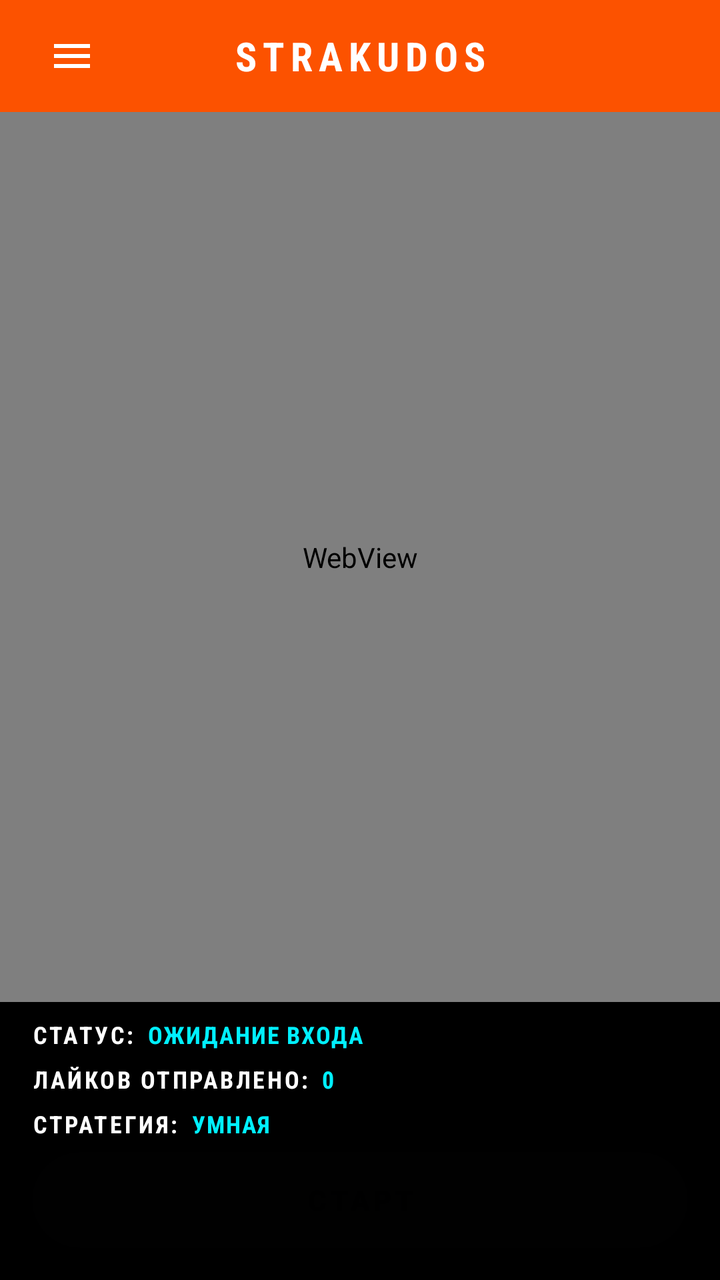
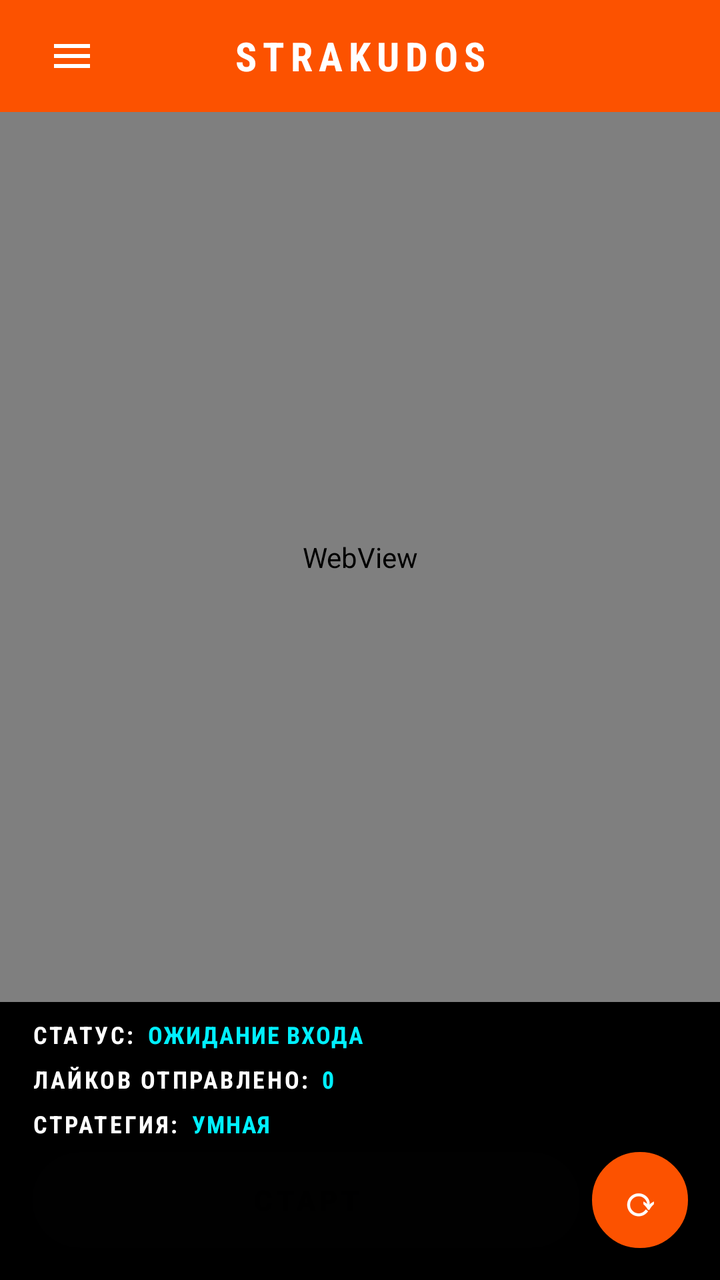

The first picture is an Android layout as it rendered before a commit; the second is the same layout after the commit. The layout source and the unified diff follow.
<!-- AndroidManifest.xml: application theme Theme.StravaKudos -->
<!-- res/layout/activity_main.xml -->
<?xml version="1.0" encoding="utf-8"?>
<androidx.drawerlayout.widget.DrawerLayout
    xmlns:android="http://schemas.android.com/apk/res/android"
    xmlns:app="http://schemas.android.com/apk/res-auto"
    android:id="@+id/drawerLayout"
    android:layout_width="match_parent"
    android:layout_height="match_parent"
    android:background="#000000">

    
    <LinearLayout
        android:layout_width="match_parent"
        android:layout_height="match_parent"
        android:orientation="vertical"
        android:background="#000000">

        
        <LinearLayout
            android:layout_width="match_parent"
            android:layout_height="56dp"
            android:orientation="horizontal"
            android:gravity="center_vertical"
            android:background="#FC5200"
            android:paddingStart="16dp"
            android:paddingEnd="16dp">

            <ImageButton
                android:id="@+id/btnMenu"
                android:layout_width="40dp"
                android:layout_height="40dp"
                android:background="?android:attr/selectableItemBackgroundBorderless"
                android:src="@drawable/ic_menu"
                android:tint="#FFFFFF"
                android:padding="8dp" />

            <TextView
                android:layout_width="0dp"
                android:layout_height="wrap_content"
                android:layout_weight="1"
                android:text="STRAKUDOS"
                android:textColor="#FFFFFF"
                android:textStyle="bold"
                android:textSize="20sp"
                android:gravity="center"
                android:fontFamily="sans-serif-condensed"
                android:letterSpacing="0.15" />

            <View
                android:layout_width="40dp"
                android:layout_height="40dp" />
        </LinearLayout>

        
        <LinearLayout
            android:layout_width="match_parent"
            android:layout_height="0dp"
            android:layout_weight="1"
            android:orientation="vertical">

        
        <FrameLayout
            android:layout_width="match_parent"
            android:layout_height="0dp"
            android:layout_weight="1">

            <android.webkit.WebView
                android:id="@+id/webView"
                android:layout_width="match_parent"
                android:layout_height="match_parent" />

            <View
                android:id="@+id/touchOverlay"
                android:layout_width="match_parent"
                android:layout_height="match_parent"
                android:background="#2200F0FF"
                android:visibility="gone"
                android:clickable="true"
                android:focusable="true" />
        </FrameLayout>

        
        <LinearLayout
            android:layout_width="match_parent"
            android:layout_height="wrap_content"
            android:orientation="vertical"
            android:layout_marginStart="8dp"
            android:layout_marginEnd="8dp"
            android:layout_marginBottom="8dp"
            android:padding="8dp">

            
            <LinearLayout
                android:layout_width="match_parent"
                android:layout_height="wrap_content"
                android:orientation="horizontal"
                android:gravity="center_vertical"
                android:layout_marginBottom="6dp">

                <TextView
                    android:layout_width="wrap_content"
                    android:layout_height="wrap_content"
                    android:text="СТАТУС:"
                    android:textColor="#FFFFFF"
                    android:textStyle="bold"
                    android:fontFamily="sans-serif-condensed"
                    android:textSize="12sp"
                    android:letterSpacing="0.1" />

                <TextView
                    android:id="@+id/tvStatus"
                    android:layout_width="0dp"
                    android:layout_height="wrap_content"
                    android:layout_weight="1"
                    android:layout_marginStart="6dp"
                    android:text="ОЖИДАНИЕ ВХОДА"
                    android:textColor="#00F0FF"
                    android:textStyle="bold"
                    android:fontFamily="sans-serif-condensed"
                    android:textSize="12sp"
                    android:letterSpacing="0.05" />
            </LinearLayout>

            
            <LinearLayout
                android:layout_width="match_parent"
                android:layout_height="wrap_content"
                android:orientation="horizontal"
                android:gravity="center_vertical"
                android:layout_marginBottom="6dp">

                <TextView
                    android:layout_width="wrap_content"
                    android:layout_height="wrap_content"
                    android:text="ЛАЙКОВ ОТПРАВЛЕНО:"
                    android:textColor="#FFFFFF"
                    android:textStyle="bold"
                    android:fontFamily="sans-serif-condensed"
                    android:textSize="12sp"
                    android:letterSpacing="0.1" />

                <TextView
                    android:id="@+id/tvStats"
                    android:layout_width="0dp"
                    android:layout_height="wrap_content"
                    android:layout_weight="1"
                    android:layout_marginStart="6dp"
                    android:text="0"
                    android:textColor="#00F0FF"
                    android:textStyle="bold"
                    android:fontFamily="sans-serif-condensed"
                    android:textSize="12sp"
                    android:letterSpacing="0.05" />
            </LinearLayout>

            
            <LinearLayout
                android:layout_width="match_parent"
                android:layout_height="wrap_content"
                android:orientation="horizontal"
                android:gravity="center_vertical"
                android:layout_marginBottom="6dp">

                <TextView
                    android:layout_width="wrap_content"
                    android:layout_height="wrap_content"
                    android:text="СТРАТЕГИЯ:"
                    android:textColor="#FFFFFF"
                    android:textStyle="bold"
                    android:fontFamily="sans-serif-condensed"
                    android:textSize="12sp"
                    android:letterSpacing="0.1" />

                <TextView
                    android:id="@+id/tvStrategy"
                    android:layout_width="0dp"
                    android:layout_height="wrap_content"
                    android:layout_weight="1"
                    android:layout_marginStart="6dp"
                    android:text="УМНАЯ"
                    android:textColor="#00F0FF"
                    android:textStyle="bold"
                    android:fontFamily="sans-serif-condensed"
                    android:textSize="12sp"
                    android:letterSpacing="0.05" />
            </LinearLayout>

            
            <Button
                android:id="@+id/btnToggle"
                android:layout_width="match_parent"
                android:layout_height="48dp"
                android:background="@drawable/btn_primary_bg"
                android:enabled="false"
                android:alpha="0.4"
                android:text="СТАРТ"
                android:textColor="#000000"
                android:textStyle="bold"
                android:textSize="14sp"
                android:letterSpacing="0.15"
                android:padding="0dp" />
        </LinearLayout>
        </LinearLayout>
    </LinearLayout>

    
    <com.google.android.material.navigation.NavigationView
        android:id="@+id/navigationView"
        android:layout_width="280dp"
        android:layout_height="match_parent"
        android:layout_gravity="start"
        android:background="#0A0A0A"
        app:itemTextColor="#FFFFFF"
        app:itemIconTint="#FFFFFF"
        app:itemTextAppearance="@style/NavMenuText"
        app:headerLayout="@layout/nav_header"
        app:menu="@menu/nav_menu" />

</androidx.drawerlayout.widget.DrawerLayout>
<!-- res/layout/nav_header.xml (included above) -->
<?xml version="1.0" encoding="utf-8"?>
<LinearLayout xmlns:android="http://schemas.android.com/apk/res/android"
    android:layout_width="match_parent"
    android:layout_height="wrap_content"
    android:background="#0A0A0A"
    android:orientation="vertical"
    android:padding="24dp">

    <TextView
        android:layout_width="match_parent"
        android:layout_height="wrap_content"
        android:text="STRAKUDOS"
        android:textColor="#00F0FF"
        android:textStyle="bold"
        android:textSize="24sp"
        android:fontFamily="sans-serif-condensed"
        android:letterSpacing="0.15" />

    <TextView
        android:layout_width="match_parent"
        android:layout_height="wrap_content"
        android:layout_marginTop="4dp"
        android:text="Автоматизация лайков Strava"
        android:textColor="#88FFFFFF"
        android:textSize="12sp"
        android:fontFamily="sans-serif-condensed" />

    <View
        android:layout_width="match_parent"
        android:layout_height="1dp"
        android:layout_marginTop="16dp"
        android:background="#33FFFFFF" />

</LinearLayout>
<!-- resources referenced by this layout -->
<resources>
  <!-- drawable btn_primary_bg (drawable) -->
  <?xml version="1.0" encoding="utf-8"?>
  <selector xmlns:android="http://schemas.android.com/apk/res/android">
      <item android:state_enabled="false">
          <shape android:shape="rectangle">
              <solid android:color="#444444" />
              <corners android:radius="9999dp" />
          </shape>
      </item>
      <item android:state_pressed="true">
          <shape android:shape="rectangle">
              <solid android:color="#00D0E0" /> 
              <corners android:radius="9999dp" />
          </shape>
      </item>
      <item>
          <shape android:shape="rectangle">
              <solid android:color="#FFFFFF" /> 
              <corners android:radius="9999dp" />
              <stroke
                  android:width="1dp"
                  android:color="#00F0FF" /> 
          </shape>
      </item>
  </selector>
  <!-- drawable ic_menu (drawable) -->
  <?xml version="1.0" encoding="utf-8"?>
  <vector xmlns:android="http://schemas.android.com/apk/res/android"
      android:width="24dp"
      android:height="24dp"
      android:viewportWidth="24"
      android:viewportHeight="24">
      <path
          android:fillColor="#FFFFFF"
          android:pathData="M3,18h18v-2L3,16v2zM3,13h18v-2L3,11v2zM3,6v2h18L21,6L3,6z" />
  </vector>
  <style name="NavMenuText" parent="TextAppearance.Material3.BodyLarge">
          <item name="android:textSize">16sp</item>
          <item name="android:textColor">#FFFFFF</item>
      </style>
  <style name="Theme.StravaKudos" parent="Theme.Material3.DayNight.NoActionBar">
          <item name="colorPrimary">#FC5200</item>
          <item name="colorSecondary">#E64A19</item>
          <item name="android:statusBarColor">#FC5200</item>
      </style>
</resources>

<!-- the commit's change to res/layout/activity_main.xml (unified diff, before → after) -->
@@ -185,19 +185,39 @@
             </LinearLayout>
 
             
-            <Button
-                android:id="@+id/btnToggle"
+            <LinearLayout
                 android:layout_width="match_parent"
                 android:layout_height="48dp"
-                android:background="@drawable/btn_primary_bg"
-                android:enabled="false"
-                android:alpha="0.4"
-                android:text="СТАРТ"
-                android:textColor="#000000"
-                android:textStyle="bold"
-                android:textSize="14sp"
-                android:letterSpacing="0.15"
-                android:padding="0dp" />
+                android:orientation="horizontal">
+
+                <Button
+                    android:id="@+id/btnToggle"
+                    android:layout_width="0dp"
+                    android:layout_weight="1"
+                    android:layout_height="match_parent"
+                    android:background="@drawable/btn_primary_bg"
+                    android:enabled="false"
+                    android:alpha="0.4"
+                    android:text="СТАРТ"
+                    android:textColor="#000000"
+                    android:textStyle="bold"
+                    android:textSize="14sp"
+                    android:letterSpacing="0.15"
+                    android:padding="0dp" />
+
+                <Button
+                    android:id="@+id/btnRefresh"
+                    android:layout_width="wrap_content"
+                    android:layout_height="match_parent"
+                    android:layout_marginStart="6dp"
+                    android:background="@drawable/btn_secondary_bg"
+                    android:text="⟳"
+                    android:textColor="#FFFFFF"
+                    android:textStyle="bold"
+                    android:textSize="20sp"
+                    android:padding="0dp"
+                    android:minWidth="48dp" />
+            </LinearLayout>
         </LinearLayout>
         </LinearLayout>
     </LinearLayout>
<!-- resource entries referenced after the edit -->
@@ -25,6 +25,34 @@
           </shape>
       </item>
   </selector>
+  <!-- drawable btn_secondary_bg (drawable) -->
+  <?xml version="1.0" encoding="utf-8"?>
+  <selector xmlns:android="http://schemas.android.com/apk/res/android">
+      <item android:state_enabled="false">
+          <shape android:shape="rectangle">
+              <solid android:color="#222222" />
+              <corners android:radius="9999dp" />
+              <stroke
+                  android:width="1dp"
+                  android:color="#44FFFFFF" />
+          </shape>
+      </item>
+      <item android:state_pressed="true">
+          <shape android:shape="rectangle">
+              <solid android:color="#0022AA" />
+              <corners android:radius="9999dp" />
+          </shape>
+      </item>
+      <item>
+          <shape android:shape="rectangle">
+              <solid android:color="#0A45FF" /> 
+              <corners android:radius="9999dp" />
+              <stroke
+                  android:width="1dp"
+                  android:color="#FFFFFF" />
+          </shape>
+      </item>
+  </selector>
   <!-- drawable ic_menu (drawable) -->
   <?xml version="1.0" encoding="utf-8"?>
   <vector xmlns:android="http://schemas.android.com/apk/res/android"
